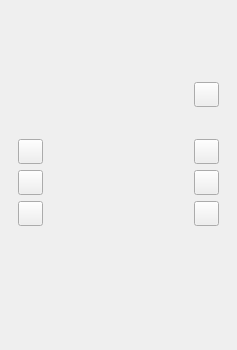
Qt form plugins/robots/robotsInterpreter/details/trikDisplay.ui (qreal/qreal) before a commit.
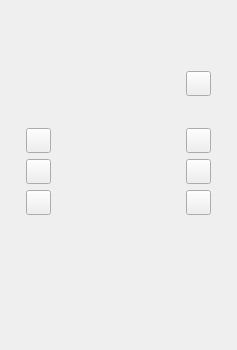
The same form after that commit. Icons and pictures are not drawn. Custom widgets are drawn as their Qt base class.

Diff of the .ui file:
```diff
--- a/plugins/robots/robotsInterpreter/details/trikDisplay.ui
+++ b/plugins/robots/robotsInterpreter/details/trikDisplay.ui
@@ -67,7 +67,7 @@
     <widget class="QWidget" name="widget_4" native="true">
      <property name="sizePolicy">
       <sizepolicy hsizetype="Preferred" vsizetype="Preferred">
-       <horstretch>1</horstretch>
+       <horstretch>2</horstretch>
        <verstretch>0</verstretch>
       </sizepolicy>
      </property>
@@ -78,7 +78,7 @@
      <property name="sizePolicy">
       <sizepolicy hsizetype="Preferred" vsizetype="Preferred">
        <horstretch>0</horstretch>
-       <verstretch>10</verstretch>
+       <verstretch>11</verstretch>
       </sizepolicy>
      </property>
     </widget>
@@ -144,7 +144,7 @@
      <property name="sizePolicy">
       <sizepolicy hsizetype="Preferred" vsizetype="Preferred">
        <horstretch>0</horstretch>
-       <verstretch>6</verstretch>
+       <verstretch>5</verstretch>
       </sizepolicy>
      </property>
     </widget>
@@ -181,7 +181,7 @@
     <widget class="QWidget" name="widget_5" native="true">
      <property name="sizePolicy">
       <sizepolicy hsizetype="Preferred" vsizetype="Preferred">
-       <horstretch>1</horstretch>
+       <horstretch>2</horstretch>
        <verstretch>0</verstretch>
       </sizepolicy>
      </property>
@@ -288,7 +288,7 @@
 	<widget class="graphicsUtils::PaintWidget" name="display" native="true">
      <property name="sizePolicy">
       <sizepolicy hsizetype="Preferred" vsizetype="Preferred">
-       <horstretch>100</horstretch>
+       <horstretch>13</horstretch>
        <verstretch>0</verstretch>
       </sizepolicy>
      </property>
```
Left out of the diff: 2 changed lines with no effect on the pictures.
